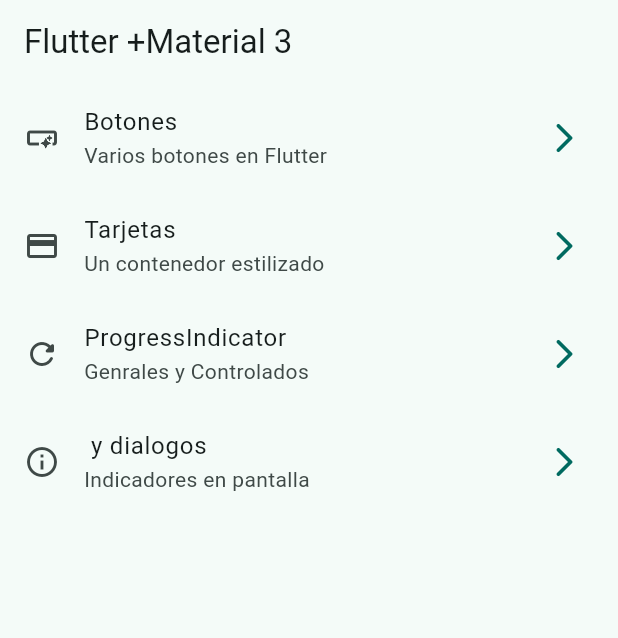
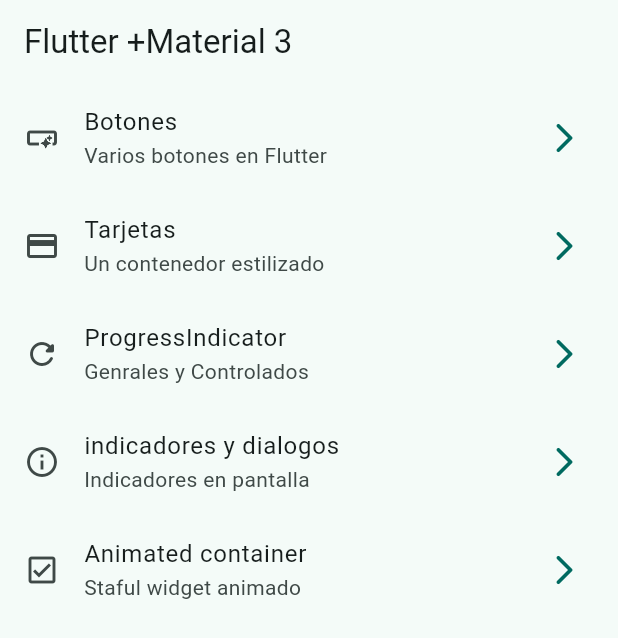
Before and after one commit to joseeliezerr/WidgetApp, a Flutter app: the screen it shows after launch, on a phone screen of 412 x 824 dp. Shown: the top 638 px of the screen. Run offline on Flutter 3.47's test engine with Material 2 defaults, Android fonts, the phone set to English and light mode, and no system bars; our stand-ins replace go_router.

Commit message:
animated container terminado

```diff
--- a/lib/config/menu/menu_items.dart
+++ b/lib/config/menu/menu_items.dart
@@ -31,8 +31,13 @@ const appMenuItems = <MenuItem>[
       link: '/progress',
       icon: Icons.refresh_rounded),
        MenuItem(
-      title: ' y dialogos',
+      title: 'indicadores y dialogos',
       subTitle: 'Indicadores en pantalla',
       link: '/Snackbars',
       icon: Icons.info_outline),
+       MenuItem(
+      title: 'Animated container',
+      subTitle: 'Staful widget animado',
+      link: '/animated',
+      icon: Icons.check_box_outlined),
 ];
--- a/lib/config/router/app_router.dart
+++ b/lib/config/router/app_router.dart
@@ -32,5 +32,10 @@ final appRouter = GoRouter(
       name:SnackbarScreen.name,
       builder: (context, state) => const SnackbarScreen(),
     ),
+     GoRoute(
+      path: '/animated',
+      name:AnimatedScreen.name,
+      builder: (context, state) => const AnimatedScreen(),
+    )
   ],
 );
```
Also changed, not shown: lib/presentation/screens/animated/animated_screen.dart (+44 -3 lines).
